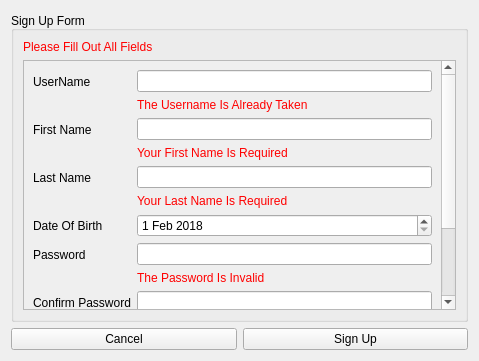
Old version of the form signup.ui in the repository billonatafji/EECE435LProject.
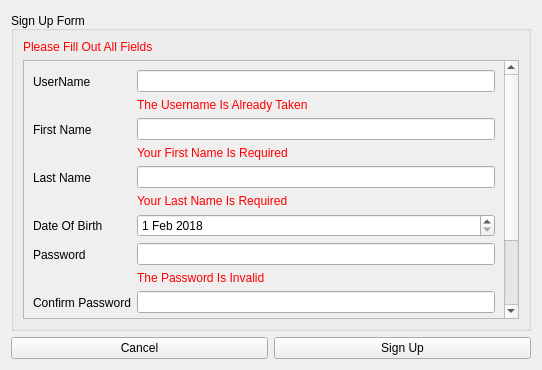
New version of the form.

The edit to the form file:
```diff
--- a/signup.ui
+++ b/signup.ui
@@ -6,8 +6,8 @@
    <rect>
     <x>0</x>
     <y>0</y>
-    <width>479</width>
-    <height>361</height>
+    <width>542</width>
+    <height>370</height>
    </rect>
   </property>
   <property name="windowTitle">
@@ -56,8 +56,8 @@
            <property name="geometry">
             <rect>
              <x>0</x>
-             <y>-176</y>
-             <width>419</width>
+             <y>0</y>
+             <width>482</width>
              <height>415</height>
             </rect>
            </property>
```
Left out of the diff: 22 changed lines with no effect on the pictures.
